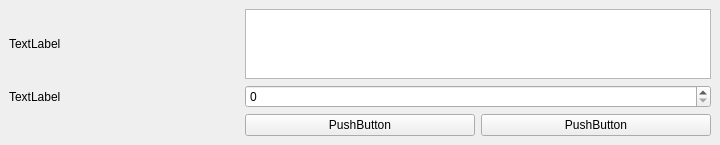
The window that example/mainwindow.ui (legerch/AbstractLogger) describes before a commit, drawn with Qt 5.
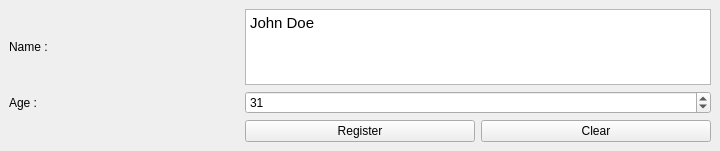
The same window after the commit.

Commit message: [example] Add logs entries into class examples

Patch:
```diff
--- a/example/mainwindow.ui
+++ b/example/mainwindow.ui
@@ -7,7 +7,7 @@
     <x>0</x>
     <y>0</y>
     <width>720</width>
-    <height>120</height>
+    <height>151</height>
    </rect>
   </property>
   <property name="windowTitle">
@@ -18,36 +18,51 @@
     <item row="0" column="0">
      <widget class="QLabel" name="label">
       <property name="text">
-       <string>TextLabel</string>
+       <string>Name :</string>
       </property>
      </widget>
     </item>
     <item row="1" column="0">
      <widget class="QLabel" name="label_2">
       <property name="text">
-       <string>TextLabel</string>
+       <string>Age :</string>
       </property>
      </widget>
     </item>
     <item row="2" column="1">
      <widget class="QPushButton" name="btn_registerPerson">
       <property name="text">
-       <string>PushButton</string>
+       <string>Register</string>
       </property>
      </widget>
     </item>
     <item row="2" column="2">
      <widget class="QPushButton" name="btn_clearPerson">
       <property name="text">
-       <string>PushButton</string>
+       <string>Clear</string>
       </property>
      </widget>
     </item>
     <item row="1" column="1" colspan="2">
-     <widget class="QSpinBox" name="spinBox"/>
+     <widget class="QSpinBox" name="spinBox_personAge">
+      <property name="value">
+       <number>31</number>
+      </property>
+     </widget>
     </item>
     <item row="0" column="1" colspan="2">
-     <widget class="QTextEdit" name="textEdit"/>
+     <widget class="QTextEdit" name="textEdit_personName">
+      <property name="html">
+       <string>&lt;!DOCTYPE HTML PUBLIC &quot;-//W3C//DTD HTML 4.0//EN&quot; &quot;http://www.w3.org/TR/REC-html40/strict.dtd&quot;&gt;
+&lt;html&gt;&lt;head&gt;&lt;meta name=&quot;qrichtext&quot; content=&quot;1&quot; /&gt;&lt;meta charset=&quot;utf-8&quot; /&gt;&lt;style type=&quot;text/css&quot;&gt;
+p, li { white-space: pre-wrap; }
+hr { height: 1px; border-width: 0; }
+li.unchecked::marker { content: &quot;\2610&quot;; }
+li.checked::marker { content: &quot;\2612&quot;; }
+&lt;/style&gt;&lt;/head&gt;&lt;body style=&quot; font-family:'Ubuntu'; font-size:11pt; font-weight:400; font-style:normal;&quot;&gt;
+&lt;p style=&quot; margin-top:0px; margin-bottom:0px; margin-left:0px; margin-right:0px; -qt-block-indent:0; text-indent:0px;&quot;&gt;John Doe&lt;/p&gt;&lt;/body&gt;&lt;/html&gt;</string>
+      </property>
+     </widget>
     </item>
    </layout>
   </widget>
```
The commit also changes 5 other files.
